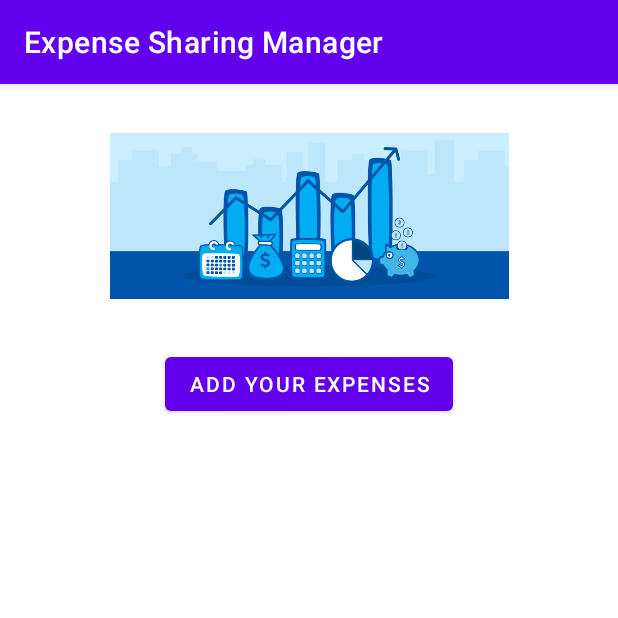
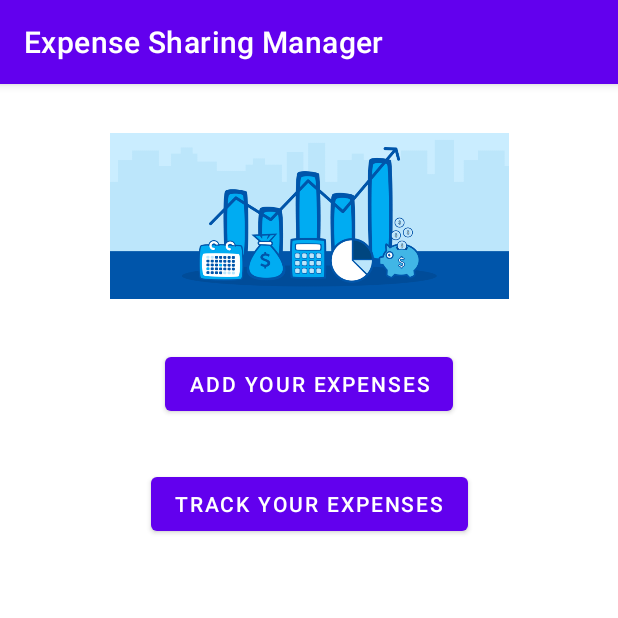
Before and after one commit to tranvnb/ESharing, an Android app: the DashboardFragment screen opened through its navigation route, on a phone screen of 412 x 824 dp, the top half of it. Run offline under Robolectric (Android 15) with nearby library versions, the phone set to English and light mode, and no system bars; our stand-ins replace Room's generated code; libraries missing offline, so code that uses them is left out: io.socket.emitter; 1 statement that could not run was skipped.

Commit message:
change navigation graph void backstack show using popUpTo, update signup api call

```diff
--- a/app/src/main/java/com/lf/esharing/AddExpensesFragment.kt
+++ b/app/src/main/java/com/lf/esharing/AddExpensesFragment.kt
@@ -72,12 +72,12 @@ class AddExpensesFragment : Fragment() {
         val purTotal = binding.edTotalCost.text.toString().toDoubleOrNull()
 
         if(inputCheck(purchaseType,purchaseDate, storeName, storeLoc, purTotal)){
-//            val purchase = PurchaseEntity(storeName, storeLoc, purchaseType, purTotal!!, LocalDateTime.parse(purchaseDate))
-//            mPurchaseViewModel.addPurchase(purchase, UserViewModel.username, UserViewModel.password)
+            val purchase = PurchaseEntity(storeName, storeLoc, purchaseType, purTotal!!, LocalDateTime.parse(purchaseDate))
+            mPurchaseViewModel.addPurchase(purchase, UserViewModel.username, UserViewModel.password)
 
             Toast.makeText(requireContext(), "Successfully added!", Toast.LENGTH_LONG).show()
 
-            findNavController().navigate(R.id.action_addexpensesFragment_to_displayexpenseFragment)
+            findNavController().navigate(R.id.action_addexpensesFragment_to_dashboardFragment)
 
         }else{
             Toast.makeText(requireContext(), "Please fill out all fields!", Toast.LENGTH_LONG).show()
--- a/app/src/main/java/com/lf/esharing/DashboardFragment.kt
+++ b/app/src/main/java/com/lf/esharing/DashboardFragment.kt
@@ -9,6 +9,7 @@ import androidx.fragment.app.Fragment
 import androidx.fragment.app.viewModels
 import androidx.lifecycle.Observer
 import androidx.navigation.findNavController
+import androidx.navigation.fragment.findNavController
 import com.lf.esharing.database.purchase.PurchaseEntity
 import com.lf.esharing.database.purchase.PurchaseViewModel
 import com.lf.esharing.database.user.UserEntity
@@ -45,23 +46,28 @@ class DashboardFragment : Fragment() {
 //            println(MoshiHelper.toJson(String::class.java, it))
 //        })
 //
-//        userViewModel.getPurchases("username").observe(viewLifecycleOwner, Observer {
-//            // synchronize with remote database
-//            if (it !== null) {
-//                // delete first then add later - FOLLOW ORDER
-//                purchaseViewModel.deleteAllLocalPurchase()
-//                purchaseViewModel.insertLocalPurchase(it)
-//            }
-//            println(MoshiHelper.toJson(PurchaseEntity::class.java, it))
-//        })
+        userViewModel.getPurchases("username").observe(viewLifecycleOwner, Observer {
+            // synchronize with remote database
+            if (it !== null) {
+                // delete first then add later - FOLLOW ORDER
+                purchaseViewModel.deleteAllLocalPurchase()
+                purchaseViewModel.insertLocalPurchase(it)
+            }
+            println(MoshiHelper.toJson(PurchaseEntity::class.java, it))
+        })
     }
 
     override fun onActivityCreated(savedInstanceState: Bundle?) {
         super.onActivityCreated(savedInstanceState)
 
-        var btnAddExpenses = binding.root.findViewById<Button>(R.id.btnAddExpenses)
+        val btnAddExpenses = binding.btnAddExpenses
         btnAddExpenses.setOnClickListener {
-            it.findNavController().navigate(R.id.addexpensesFragment)
+            it.findNavController().navigate(R.id.action_dashboardFragment_to_addexpenseFragment)
+        }
+
+        val btnTrackExpenses = binding.btnTrackExpenses
+        btnTrackExpenses.setOnClickListener {
+            findNavController().navigate(R.id.action_dashboardFragment_to_displayexpensesFragment)
         }
     }
 }
--- a/app/src/main/java/com/lf/esharing/LoginFragment.kt
+++ b/app/src/main/java/com/lf/esharing/LoginFragment.kt
@@ -46,7 +46,7 @@ class LoginFragment : Fragment() {
 
         var btnGoReg = binding.root.findViewById<Button>(R.id.btnGoReg)
         btnGoReg.setOnClickListener {
-            it.findNavController().navigate(R.id.registrationFragment)
+            it.findNavController().navigate(R.id.action_loginFragment_to_regFragment)
         }
 
         var btnLogin = binding.root.findViewById<Button>(R.id.btnLogin)
@@ -57,7 +57,7 @@ class LoginFragment : Fragment() {
                     .observe(viewLifecycleOwner, Observer {
                         if (it == true) {
                             startSocketConnection()
-                            findNavController().navigate(R.id.dashboardFragment)
+                            findNavController().navigate(R.id.action_loginFragment_to_dashboardFragment)
                         }else {
                             Toast.makeText(context, "Wrong username or password!", Toast.LENGTH_SHORT).show()
                         }
--- a/app/src/main/java/com/lf/esharing/SplashMainFragment.kt
+++ b/app/src/main/java/com/lf/esharing/SplashMainFragment.kt
@@ -38,7 +38,7 @@ class SplashMainFragment : Fragment() {
 
         var btnLetGo = binding.root.findViewById<Button>(R.id.btnLetGo)
         btnLetGo.setOnClickListener {
-                it.findNavController().navigate(R.id.loginFragment)
+                it.findNavController().navigate(R.id.action_splashFragment_to_loginFragment)
         }
     }
 }
--- a/app/src/main/java/com/lf/esharing/network/SocketIOClient.kt
+++ b/app/src/main/java/com/lf/esharing/network/SocketIOClient.kt
@@ -34,7 +34,6 @@ object SocketIOClient {
             synchronized(this) {
                 try {
                     INSTANCE = IO.socket(ClientBuilder.baseUrl)
-                    INSTANCE?.connect()
                 } catch (e: URISyntaxException) {
                     println("Invalid url format: " + e.message)
                     return null
@@ -52,7 +51,7 @@ object SocketIOClient {
         if (INSTANCE == null)
             return false
         try {
-            INSTANCE?.on(Socket.EVENT_CONNECT, Emitter.Listener {
+            INSTANCE?.once(Socket.EVENT_CONNECT, Emitter.Listener {
                 INSTANCE?.emit(ONLINE, username)
             })
 
--- a/app/src/main/res/layout/fragment_dashboard.xml
+++ b/app/src/main/res/layout/fragment_dashboard.xml
@@ -26,4 +26,13 @@
         app:layout_constraintEnd_toEndOf="parent"
         app:layout_constraintStart_toStartOf="parent"
         app:layout_constraintTop_toBottomOf="@+id/imgExp" />
+    <Button
+        android:id="@+id/btnTrackExpenses"
+        android:layout_width="wrap_content"
+        android:layout_height="wrap_content"
+        android:layout_marginTop="32dp"
+        android:text="@string/btnTrackExpenses"
+        app:layout_constraintEnd_toEndOf="parent"
+        app:layout_constraintStart_toStartOf="parent"
+        app:layout_constraintTop_toBottomOf="@+id/btnAddExpenses" />
 </androidx.constraintlayout.widget.ConstraintLayout>
--- a/app/src/main/res/navigation/nav_graph.xml
+++ b/app/src/main/res/navigation/nav_graph.xml
@@ -12,7 +12,9 @@
         tools:layout="@layout/fragment_splash_main" >
         <action
             android:id="@+id/action_splashFragment_to_loginFragment"
-            app:destination="@id/loginFragment" />
+            app:destination="@id/loginFragment"
+            app:popUpTo="@id/splashFragment"
+            app:popUpToInclusive="true" />
     </fragment>
 
     <fragment
@@ -25,7 +27,9 @@
             app:destination="@id/registrationFragment" />
         <action
             android:id="@+id/action_loginFragment_to_dashboardFragment"
-            app:destination="@id/dashboardFragment" >
+            app:destination="@id/dashboardFragment"
+            app:popUpTo="@id/loginFragment"
+            app:popUpToInclusive="true">
             <argument
                 android:name="userId"
                 android:defaultValue="null" />
@@ -39,7 +43,9 @@
         tools:layout="@layout/fragment_registration" >
         <action
             android:id="@+id/action_registerFragment_to_loginFragment"
-            app:destination="@id/loginFragment" />
+            app:destination="@id/loginFragment"
+            app:popUpTo="@id/loginFragment"
+            app:popUpToInclusive="false" />
     </fragment>
 
     <fragment
@@ -50,6 +56,9 @@
         <action
             android:id="@+id/action_dashboardFragment_to_addexpenseFragment"
             app:destination="@id/addexpensesFragment" />
+        <action
+            android:id="@+id/action_dashboardFragment_to_displayexpensesFragment"
+            app:destination="@id/displayexpensesFragment" />
     </fragment>
 
     <fragment
@@ -58,8 +67,10 @@
         android:label="fragment_addexpenses"
         tools:layout="@layout/fragment_add_expenses" >
         <action
-            android:id="@+id/action_addexpensesFragment_to_displayexpenseFragment"
-            app:destination="@id/displayexpensesFragment" />
+            android:id="@+id/action_addexpensesFragment_to_dashboardFragment"
+            app:destination="@id/dashboardFragment"
+            app:popUpTo="@id/dashboardFragment"
+            app:popUpToInclusive="true" />
     </fragment>
 
     <fragment
@@ -83,7 +94,9 @@
         tools:layout="@layout/fragment_update" >
         <action
             android:id="@+id/action_updateFragment_to_displayexpenseFragment"
-            app:destination="@id/displayexpensesFragment">
+            app:destination="@id/displayexpensesFragment"
+            app:popUpTo="@id/displayexpensesFragment"
+            app:popUpToInclusive="true">
         </action>
 <!--        <argument-->
 <!--            android:name="currentPurchase"-->
--- a/app/src/main/res/values/strings.xml
+++ b/app/src/main/res/values/strings.xml
@@ -22,4 +22,5 @@
     <string name="txtExistUser">Already a user? Login</string>
     <string name="btnGoLogin">Login</string>
     <string name="btnAddExpenses">Add Your Expenses</string>
+    <string name="btnTrackExpenses">Track Your Expenses</string>
 </resources>
```
Also changed, not shown: app/src/main/java/com/lf/esharing/RegistrationFragment.kt (+4 -4 lines).
